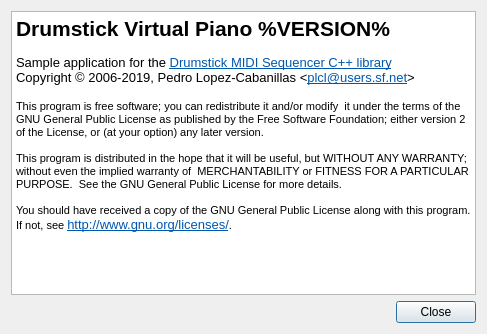
First picture: the form in utils/vpiano/vpianoabout.ui, repository pedrolcl/drumstick, before the edit.
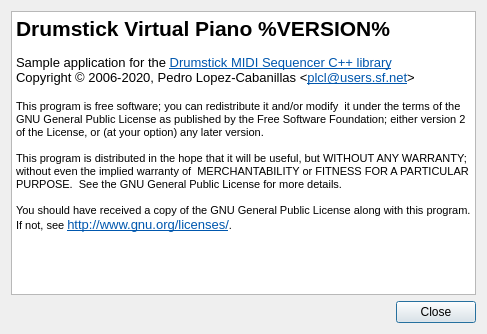
Second picture: the form after the edit.

Commit message: Updated copyright year

What changed in the file:
```diff
--- a/utils/vpiano/vpianoabout.ui
+++ b/utils/vpiano/vpianoabout.ui
@@ -30,7 +30,7 @@
 &lt;p style=&quot; margin-top:0px; margin-bottom:0px; margin-left:0px; margin-right:0px; -qt-block-indent:0; text-indent:0px;&quot;&gt;&lt;span style=&quot; font-size:16pt; font-weight:600;&quot;&gt;Drumstick Virtual Piano %VERSION%&lt;/span&gt;&lt;/p&gt;
 &lt;p style=&quot;-qt-paragraph-type:empty; margin-top:0px; margin-bottom:0px; margin-left:0px; margin-right:0px; -qt-block-indent:0; text-indent:0px; font-size:9pt;&quot;&gt;&lt;br /&gt;&lt;/p&gt;
 &lt;p style=&quot; margin-top:0px; margin-bottom:0px; margin-left:0px; margin-right:0px; -qt-block-indent:0; text-indent:0px;&quot;&gt;Sample application for the &lt;a href=&quot;http://drumstick.sourceforge.net&quot;&gt;&lt;span style=&quot; font-family:'DejaVu Sans'; text-decoration: underline; color:#0057ae;&quot;&gt;Drumstick MIDI Sequencer C++ library&lt;/span&gt;&lt;/a&gt;&lt;/p&gt;
-&lt;p style=&quot; margin-top:0px; margin-bottom:0px; margin-left:0px; margin-right:0px; -qt-block-indent:0; text-indent:0px;&quot;&gt;Copyright © 2006-2019, Pedro Lopez-Cabanillas &amp;lt;&lt;a href=&quot;mailto:plcl@users.sf.net&quot;&gt;&lt;span style=&quot; font-family:'DejaVu Sans'; text-decoration: underline; color:#0057ae;&quot;&gt;plcl@users.sf.net&lt;/span&gt;&lt;/a&gt;&amp;gt;&lt;/p&gt;
+&lt;p style=&quot; margin-top:0px; margin-bottom:0px; margin-left:0px; margin-right:0px; -qt-block-indent:0; text-indent:0px;&quot;&gt;Copyright © 2006-2020, Pedro Lopez-Cabanillas &amp;lt;&lt;a href=&quot;mailto:plcl@users.sf.net&quot;&gt;&lt;span style=&quot; font-family:'DejaVu Sans'; text-decoration: underline; color:#0057ae;&quot;&gt;plcl@users.sf.net&lt;/span&gt;&lt;/a&gt;&amp;gt;&lt;/p&gt;
 &lt;p style=&quot; margin-top:0px; margin-bottom:0px; margin-left:0px; margin-right:0px; -qt-block-indent:0; text-indent:0px;&quot;&gt; &lt;/p&gt;
 &lt;p style=&quot; margin-top:0px; margin-bottom:0px; margin-left:0px; margin-right:0px; -qt-block-indent:0; text-indent:0px;&quot;&gt;&lt;span style=&quot; font-size:8pt;&quot;&gt;This program is free software; you can redistribute it and/or modify  it under the terms of the GNU General Public License as published by the Free Software Foundation; either version 2 of the License, or (at your option) any later version.&lt;/span&gt;&lt;/p&gt;
 &lt;p style=&quot; margin-top:0px; margin-bottom:0px; margin-left:0px; margin-right:0px; -qt-block-indent:0; text-indent:0px;&quot;&gt;&lt;span style=&quot; font-size:8pt;&quot;&gt; &lt;/span&gt;&lt;/p&gt;
```
The commit also changes 170 other files.
